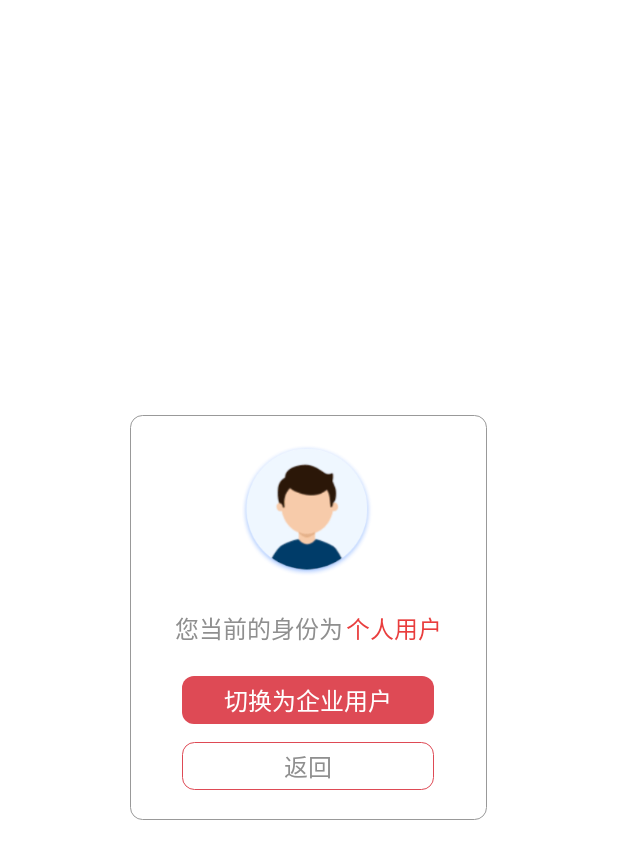
After one commit to lulu520lulu/changxunc, an Android app: the layout mall_change_identity_dialog_layout.xml on its own in the app's theme, with its tools: preview values and no code run, on a phone screen of 412 x 824 dp. The commit adds this screen. Shown: the top 859 px of the screen. Run offline under Robolectric (Android 15) with nearby library versions, the phone set to English and light mode, and no system bars.

Commit message:
更换切换账号样式

```diff
--- a/app/src/main/java/com/c/hangxunc/pages/home/widget/MallHomePopupWindow.java
+++ b/app/src/main/java/com/c/hangxunc/pages/home/widget/MallChangeIdentityWindow.java
@@ -16,7 +16,7 @@ import android.widget.TextView;
 import com.c.hangxunc.R;
 import com.c.hangxunc.pages.street.StreetHomeActivity;
 
-public class MallHomePopupWindow extends PopupWindow implements View.OnClickListener {
+public class MallChangeIdentityWindow extends PopupWindow implements View.OnClickListener {
 
     private View mPopView;
     private TextView mName;
@@ -24,7 +24,7 @@ public class MallHomePopupWindow extends PopupWindow implements View.OnClickList
     private Activity mActivity;
     private View mContainer;
 
-    public MallHomePopupWindow(Activity context) {
+    public MallChangeIdentityWindow(Activity context) {
         super(context);
         this.mActivity = context;
         init(context);
@@ -33,7 +33,7 @@ public class MallHomePopupWindow extends PopupWindow implements View.OnClickList
 
     private void init(Context context) {
         LayoutInflater inflater = LayoutInflater.from(context);
-        mPopView = inflater.inflate(R.layout.mall_person_center_popup_window, null);
+        mPopView = inflater.inflate(R.layout.mall_change_identity_popup_layout, null);
         mContainer = mPopView.findViewById(R.id.container);
 
         mName = (TextView) mPopView.findViewById(R.id.name);
--- /dev/null
+++ b/app/src/main/res/drawable/mall_red_bg.xml
@@ -0,0 +1,6 @@
+<?xml version="1.0" encoding="utf-8"?>
+<shape xmlns:android="http://schemas.android.com/apk/res/android">
+    <corners android:radius="8dp" />
+    <solid android:color="@color/mall_main_red_bg" />
+
+</shape>
--- /dev/null
+++ b/app/src/main/res/drawable/mall_write_bg.xml
@@ -0,0 +1,8 @@
+<?xml version="1.0" encoding="utf-8"?>
+<shape xmlns:android="http://schemas.android.com/apk/res/android">
+    <corners android:radius="8dp" />
+    <solid android:color="@color/white" />
+    <stroke
+        android:width="1px"
+        android:color="@color/mall_line" />
+</shape>
--- /dev/null
+++ b/app/src/main/res/drawable/mall_write_red_line_bg.xml
@@ -0,0 +1,9 @@
+<?xml version="1.0" encoding="utf-8"?>
+<shape xmlns:android="http://schemas.android.com/apk/res/android">
+    <corners android:radius="8dp" />
+    <solid android:color="@color/white" />
+    <stroke
+        android:width="1px"
+        android:color="@color/mall_main_red_bg" />
+
+</shape>
--- /dev/null
+++ b/app/src/main/res/layout/mall_change_identity_dialog_layout.xml
@@ -0,0 +1,74 @@
+<?xml version="1.0" encoding="utf-8"?>
+<RelativeLayout xmlns:android="http://schemas.android.com/apk/res/android"
+    android:id="@+id/container"
+    android:layout_width="wrap_content"
+    android:layout_height="wrap_content"
+    android:layout_gravity="center">
+
+    <LinearLayout
+        android:layout_width="wrap_content"
+        android:layout_height="wrap_content"
+        android:background="@drawable/mall_write_bg"
+        android:gravity="center"
+        android:orientation="vertical"
+        android:paddingLeft="30dp"
+        android:paddingTop="20dp"
+        android:paddingRight="30dp"
+        android:paddingBottom="20dp">
+
+        <ImageView
+            android:id="@+id/person_photo"
+            android:layout_width="88dp"
+            android:layout_height="88dp"
+            android:scaleType="fitXY"
+            android:src="@mipmap/mall_change_identity_dialog_icon" />
+
+        <LinearLayout
+            android:layout_width="wrap_content"
+            android:layout_height="wrap_content"
+            android:orientation="horizontal">
+
+            <TextView
+                android:layout_width="wrap_content"
+                android:layout_height="wrap_content"
+                android:layout_marginTop="22dp"
+                android:text="@string/mall_identity_message"
+                android:textColor="@color/mall_home_popup_text"
+                android:textSize="16sp" />
+
+            <TextView
+                android:layout_width="wrap_content"
+                android:layout_height="wrap_content"
+                android:layout_marginLeft="2dp"
+                android:layout_marginTop="22dp"
+                android:text="@string/mall_identity_personal"
+                android:textColor="@color/mall_main_red_text"
+                android:textSize="16sp" />
+        </LinearLayout>
+
+
+        <TextView
+            android:id="@+id/change_company_identity"
+            android:layout_width="168dp"
+            android:layout_height="32dp"
+            android:layout_gravity="center"
+            android:layout_marginTop="20dp"
+            android:background="@drawable/mall_red_bg"
+            android:gravity="center"
+            android:text="@string/change_company_identity"
+            android:textColor="@color/white"
+            android:textSize="16sp" />
+
+        <TextView
+            android:id="@+id/back"
+            android:layout_width="168dp"
+            android:layout_height="32dp"
+            android:layout_gravity="center"
+            android:layout_marginTop="12dp"
+            android:background="@drawable/mall_write_red_line_bg"
+            android:gravity="center"
+            android:text="@string/back"
+            android:textColor="@color/mall_home_popup_text"
+            android:textSize="16sp" />
+    </LinearLayout>
+</RelativeLayout>
--- a/app/src/main/res/values/colors.xml
+++ b/app/src/main/res/values/colors.xml
@@ -13,6 +13,7 @@
     <color name="mall_main_blue_text">#0C83B8</color>
     <color name="mall_main_orange_text">#FF9238</color>
     <color name="mall_main_red_text">#E93D3D</color>
+    <color name="mall_main_red_bg">#DE4A55</color>
     <color name="mall_button_bg_color">#014788</color>
     <color name="mall_home_item_title_text">#DEB977</color>
     <color name="mall_home_item_title_line">#BFBFBF</color>
--- a/app/src/main/res/values/strings.xml
+++ b/app/src/main/res/values/strings.xml
@@ -111,4 +111,8 @@
     <string name="chinese">中文</string>
     <string name="english">英语</string>
     <string name="thailand">泰语</string>
+    <string name="mall_identity_message">您当前的身份为</string>
+    <string name="mall_identity_personal">个人用户</string>
+    <string name="change_company_identity">切换为企业用户</string>
+    <string name="back">返回</string>
 </resources>
```
Also changed, not shown: app/src/main/java/com/c/hangxunc/pages/home/MallHomeFragment.java (+35 -6 lines), app/src/main/java/com/c/hangxunc/pages/home/widget/MallChangeIdentityDialog.java (added, +65 -0 lines), app/src/main/res/layout/mall_fragment_home.xml (+13 -1 lines), app/src/main/res/layout/mall_change_identity_popup_layout.xml (renamed from app/src/main/res/layout/mall_person_center_popup_window.xml), app/src/main/res/mipmap-mdpi/mall_change_identity_dialog_icon.png (added), app/src/main/res/mipmap-mdpi/mall_change_identity_home_icon.png (added), app/src/main/res/mipmap-xhdpi/mall_change_identity_dialog_icon.png (added), app/src/main/res/mipmap-xhdpi/mall_change_identity_home_icon.png (added), app/src/main/res/mipmap-xxhdpi/mall_change_identity_dialog_icon.png (added), app/src/main/res/mipmap-xxhdpi/mall_change_identity_home_icon.png (added).
